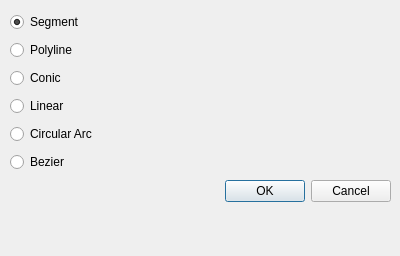
The window that Arrangement_on_surface_2/demo/Arrangement_on_surface_2/NewTabDialog.ui (CGAL/cgal-public-dev) describes before a commit, drawn with Qt 5.
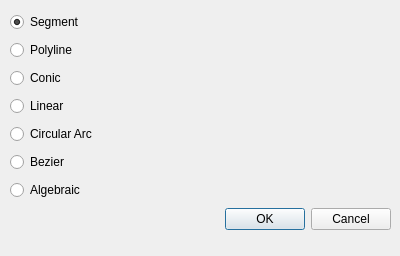
The same window after the commit.

Commit message:
Add algebraic tab back into main demo + refactors.
ArrangementDemoWindow
-----
- Refactor overlay tab creation to use boost::variant.

```diff
--- a/Arrangement_on_surface_2/demo/Arrangement_on_surface_2/NewTabDialog.ui
+++ b/Arrangement_on_surface_2/demo/Arrangement_on_surface_2/NewTabDialog.ui
@@ -19,7 +19,7 @@
      <x>10</x>
      <y>10</y>
      <width>381</width>
-     <height>197</height>
+     <height>225</height>
     </rect>
    </property>
    <layout class="QGridLayout" name="gridLayout">
@@ -50,7 +50,7 @@
       </property>
      </widget>
     </item>
-    <item row="6" column="0">
+    <item row="7" column="0">
      <widget class="QDialogButtonBox" name="buttonBox">
       <property name="orientation">
        <enum>Qt::Horizontal</enum>
@@ -81,6 +81,13 @@
       </property>
      </widget>
     </item>
+    <item row="6" column="0">
+     <widget class="QRadioButton" name="algebraicRadioButton">
+      <property name="text">
+       <string>Algebraic</string>
+      </property>
+     </widget>
+    </item>
    </layout>
   </widget>
  </widget>
```
The commit also changes 3 other files.
